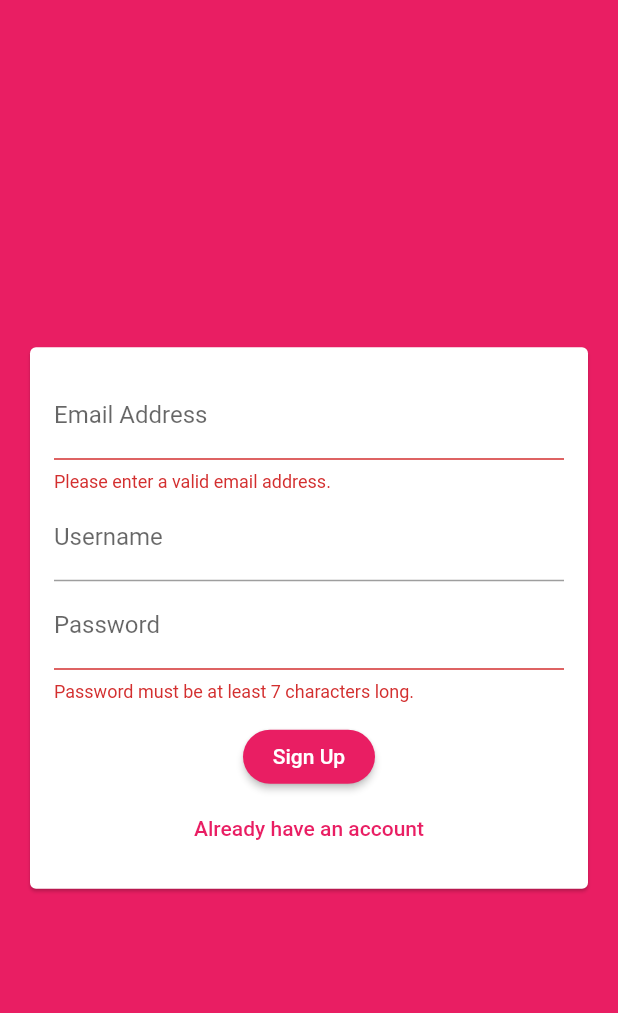
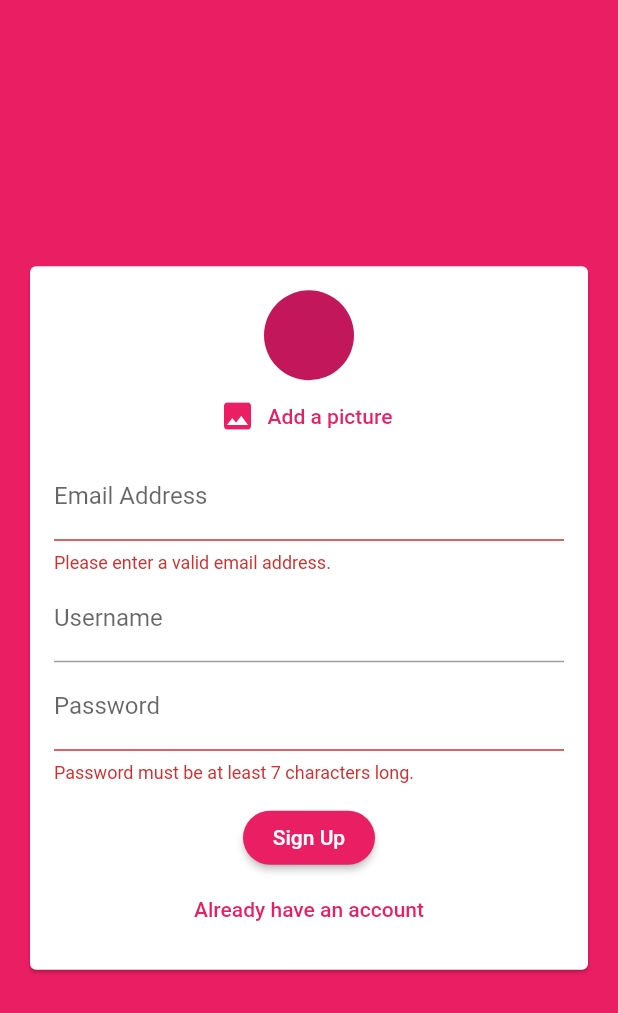
Before and after one commit to ewajs/flutter-chat, a Flutter app: the screen it shows after launch, after a tap on "Login", after a tap on "Create new account", on a phone screen of 412 x 824 dp. Shown: the top 1013 px of the screen. Run offline on Flutter 3.47's test engine with Material 2 defaults, Android fonts, the phone set to English and light mode, and no system bars; our stand-ins replace cloud_firestore, firebase_auth, firebase_storage, image_picker; accounts and stored records are empty.

Commit message:
Added image storage

```diff
--- a/lib/widgets/auth/auth_form.dart
+++ b/lib/widgets/auth/auth_form.dart
@@ -1,7 +1,11 @@
+import 'dart:io';
+
+import 'package:chat/widgets/pickers/user_image_picker.dart';
 import 'package:flutter/material.dart';
 
 class AuthForm extends StatefulWidget {
-  final void Function(String, String, String, bool, BuildContext) submitFn;
+  final void Function(String, String, String, File, bool, BuildContext)
+      submitFn;
   final bool _isLoading;
 
   AuthForm(this.submitFn, this._isLoading);
@@ -15,12 +19,25 @@ class _AuthFormState extends State<AuthForm> {
   String _userEmail;
   String _userName;
   String _userPassword;
+  File _userImageFile;
 
   var _isLogin = true;
+
+  void _pickedImage(File image) {
+    _userImageFile = image;
+  }
 
   void _trySubmit() {
     final isValid = _formKey.currentState.validate();
     FocusScope.of(context).unfocus();
+
+    if (_userImageFile == null && !_isLogin) {
+      Scaffold.of(context).showSnackBar(SnackBar(
+        content: Text('Please pick an image'),
+        backgroundColor: Theme.of(context).errorColor,
+      ));
+      return;
+    }
 
     if (isValid) {
       _formKey.currentState.save();
@@ -28,6 +45,7 @@ class _AuthFormState extends State<AuthForm> {
         _userEmail.trim(),
         _userPassword,
         _userName,
+        _userImageFile,
         _isLogin,
         context,
       );
@@ -47,6 +65,7 @@ class _AuthFormState extends State<AuthForm> {
               child: Column(
                 mainAxisSize: MainAxisSize.min,
                 children: [
+                  if (!_isLogin) UserImagePicker(_pickedImage),
                   TextFormField(
                     key: ValueKey('email'),
                     validator: (value) {
--- a/lib/widgets/chat/new_message.dart
+++ b/lib/widgets/chat/new_message.dart
@@ -20,7 +20,8 @@ class _NewMessageState extends State<NewMessage> {
       'text': _enteredMessage,
       'createadAt': Timestamp.now(),
       'userId': user.uid,
-      'username': userData['username']
+      'username': userData['username'],
+      'userImage': userData['image_url'],
     });
     _controller.clear();
   }
--- /dev/null
+++ b/lib/widgets/pickers/user_image_picker.dart
@@ -0,0 +1,49 @@
+import 'dart:io';
+import 'package:flutter/material.dart';
+import 'package:image_picker/image_picker.dart';
+
+class UserImagePicker extends StatefulWidget {
+  final void Function(File) imagePickFn;
+
+  UserImagePicker(this.imagePickFn);
+
+  @override
+  _UserImagePickerState createState() => _UserImagePickerState();
+}
+
+class _UserImagePickerState extends State<UserImagePicker> {
+  File _pickedImage;
+
+  void _pickImage() async {
+    final picker = ImagePicker();
+    final pickedImage = await picker.getImage(
+      source: ImageSource.camera,
+      imageQuality: 50,
+      maxWidth: 150,
+    );
+    final pickedImageFile = File(pickedImage.path);
+    setState(() {
+      _pickedImage = pickedImageFile;
+    });
+    widget.imagePickFn(pickedImageFile);
+  }
+
+  @override
+  Widget build(BuildContext context) {
+    return Column(
+      children: [
+        CircleAvatar(
+          radius: 30,
+          backgroundImage:
+              _pickedImage != null ? FileImage(_pickedImage) : null,
+        ),
+        FlatButton.icon(
+          icon: Icon(Icons.image),
+          onPressed: _pickImage,
+          label: Text('Add a picture'),
+          textColor: Theme.of(context).primaryColor,
+        ),
+      ],
+    );
+  }
+}
--- a/pubspec.yaml
+++ b/pubspec.yaml
@@ -29,6 +29,8 @@ dependencies:
   cupertino_icons: ^1.0.0
   cloud_firestore: 0.13.5
   firebase_auth: 0.16.1
+  image_picker: ^0.6.7+21
+  firebase_storage: 3.1.5
 
 dev_dependencies:
   flutter_test:
```
Also changed, not shown: lib/screens/auth_screen.dart (+13 -1 lines), pubspec.lock, 5 other files.
